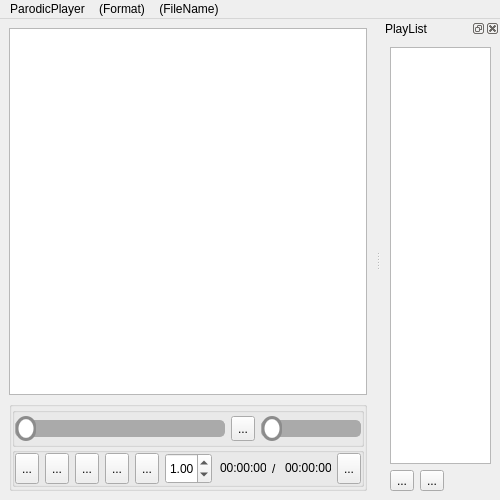
Before: the Qt Designer form src/form/mainwindow.ui in CCPure542/ParodicPlayer, drawn with Qt 5.
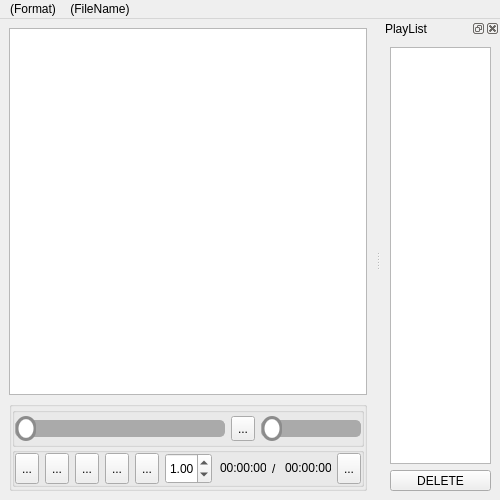
After: the same form once the commit is applied. Icons and pictures are not drawn. Custom widgets are drawn as their Qt base class.

```diff
--- a/src/form/mainwindow.ui
+++ b/src/form/mainwindow.ui
@@ -553,11 +553,6 @@
      <height>21</height>
     </rect>
    </property>
-   <widget class="QMenu" name="menuP">
-    <property name="title">
-     <string>ParodicPlayer</string>
-    </property>
-   </widget>
    <widget class="QMenu" name="menu_Format">
     <property name="title">
      <string>(Format)</string>
@@ -568,7 +563,6 @@
      <string>(FileName)</string>
     </property>
    </widget>
-   <addaction name="menuP"/>
    <addaction name="menu_Format"/>
    <addaction name="menu_FileName"/>
   </widget>
@@ -589,50 +583,20 @@
     <number>2</number>
    </attribute>
    <widget class="QWidget" name="dockWidgetContents">
-    <layout class="QGridLayout" name="gridLayout_2">
-     <item row="1" column="0">
-      <widget class="QToolButton" name="btn_openmult">
-       <property name="maximumSize">
-        <size>
-         <width>35</width>
-         <height>35</height>
-        </size>
-       </property>
-       <property name="toolTip">
-        <string>&lt;html&gt;&lt;head/&gt;&lt;body&gt;&lt;p&gt;Open a Directory as a List&lt;/p&gt;&lt;/body&gt;&lt;/html&gt;</string>
-       </property>
-       <property name="text">
-        <string>...</string>
-       </property>
-       <property name="icon">
-        <iconset resource="../../res.qrc">
-         <normaloff>:/res/icon_opendir.png</normaloff>:/res/icon_opendir.png</iconset>
-       </property>
-       <property name="iconSize">
-        <size>
-         <width>100</width>
-         <height>100</height>
-        </size>
-       </property>
-      </widget>
-     </item>
-     <item row="0" column="0" colspan="4">
+    <layout class="QVBoxLayout" name="verticalLayout_2">
+     <item>
       <widget class="PlayListWidget" name="listWidget"/>
      </item>
-     <item row="1" column="1">
-      <widget class="QToolButton" name="toolButton">
+     <item>
+      <widget class="QToolButton" name="btn_delete">
        <property name="maximumSize">
         <size>
-         <width>35</width>
+         <width>4096</width>
          <height>35</height>
         </size>
        </property>
        <property name="text">
-        <string>...</string>
-       </property>
-       <property name="icon">
-        <iconset resource="../../res.qrc">
-         <normaloff>:/res/icon_delete.png</normaloff>:/res/icon_delete.png</iconset>
+        <string>DELETE</string>
        </property>
        <property name="iconSize">
         <size>
```
